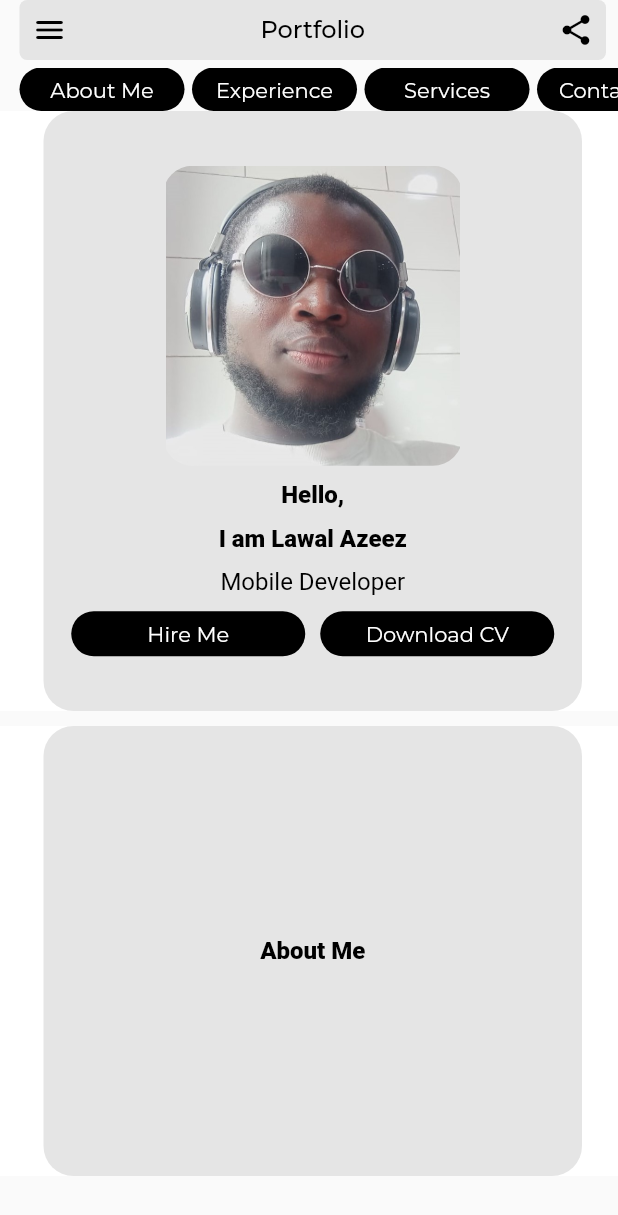
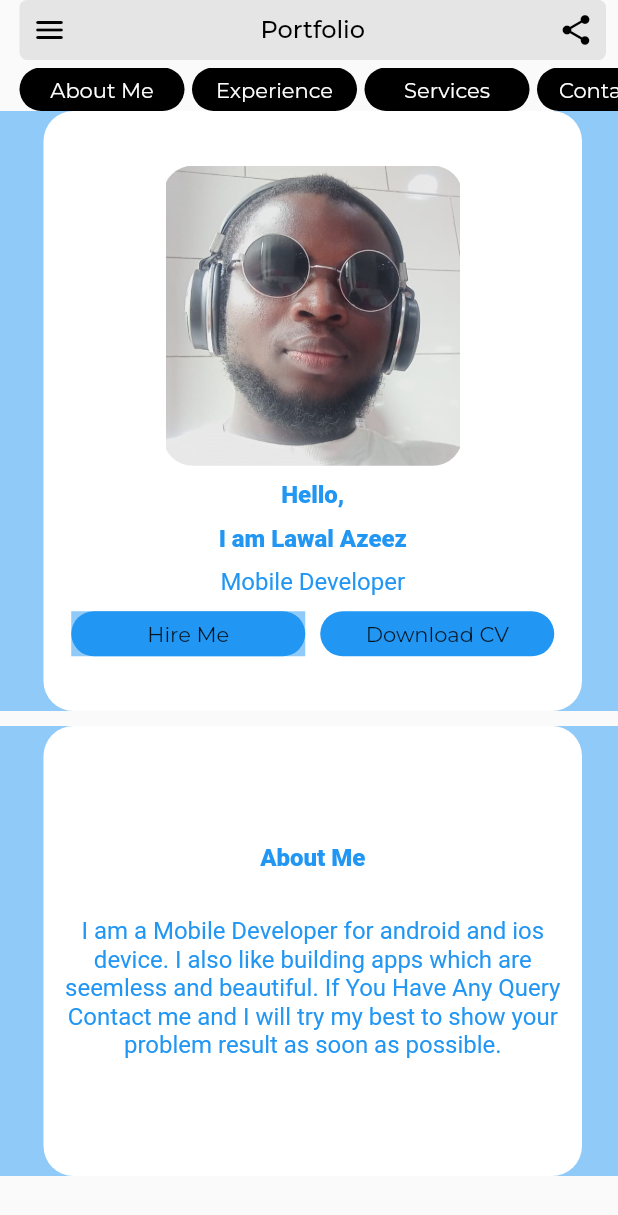
Before and after one commit to azeezco/resume_app, a Flutter app: the screen it shows after launch, on a phone screen of 412 x 824 dp. Shown: the top 1215 px of the screen. Run offline on Flutter 3.47's test engine with Material 2 defaults, Android fonts, the phone set to English and light mode, and no system bars; our stand-ins replace gap, google_fonts; statements that could not run were skipped.

Commit message:
Landing page completed

```diff
--- a/lib/screens/landing_page.dart
+++ b/lib/screens/landing_page.dart
@@ -1,29 +1,38 @@
-import 'package:flutter/src/widgets/container.dart';
-import 'package:flutter/src/widgets/framework.dart';
 import 'package:flutter/material.dart';
 import 'package:gap/gap.dart';
-import 'package:google_fonts/google_fonts.dart';
 import 'package:resume_app/utils/app_styles.dart';
+import 'package:url_launcher/url_launcher.dart';
 
 class LandingPage extends StatelessWidget {
   const LandingPage({super.key});
 
   @override
   Widget build(BuildContext context) {
+    // final themeChange = Provider.of<DarkThemeProvider>(context);
+    String url =
+        'https://drive.google.com/file/d/1UUV8k9Pju3x6ppBspHAhTH1T8UFfR1st/view?usp=share_link';
+    _launchURL() async {
+      if (await canLaunchUrl(Uri.parse(url))) {
+        await launchUrl(Uri.parse(url), mode: LaunchMode.platformDefault);
+      } else {
+        throw 'Could not launch $url';
+      }
+    }
+
     return Column(
       children: [
         Container(
-          color: Colors.white,
+          color: Theme.of(context).backgroundColor,
           child: Center(
             child: Container(
-              color: Colors.white,
+              color: Theme.of(context).backgroundColor,
               margin: const EdgeInsets.only(left: 13, right: 8),
               child: Container(
                 height: 400,
                 width: 359,
                 decoration: BoxDecoration(
                   borderRadius: BorderRadius.circular(20),
-                  color: Styles.bgColor,
+                  color: Theme.of(context).cardColor,
                 ),
                 child: Column(
                   mainAxisAlignment: MainAxisAlignment.center,
@@ -42,22 +51,25 @@ class LandingPage extends StatelessWidget {
                     ),
                     const Gap(10),
                     DefaultTextStyle(
-                      style: Styles.semiBoldTextStyle,
+                      style: Styles.semiBoldTextStyle
+                          .copyWith(color: Theme.of(context).primaryColor),
                       child: const Text(
                         'Hello,',
                       ),
                     ),
                     const Gap(10),
                     DefaultTextStyle(
-                      style: Styles.semiBoldTextStyle,
+                      style: Styles.semiBoldTextStyle
+                          .copyWith(color: Theme.of(context).primaryColor),
                       child: const Text(
                         'I am Lawal Azeez',
                       ),
                     ),
                     const Gap(10),
                     DefaultTextStyle(
-                      style: Styles.semiBoldTextStyle
-                          .copyWith(fontWeight: FontWeight.w400),
+                      style: Styles.semiBoldTextStyle.copyWith(
+                          fontWeight: FontWeight.w400,
+                          color: Theme.of(context).primaryColor),
                       child: const Text(
                         'Mobile Developer',
                       ),
@@ -67,19 +79,20 @@ class LandingPage extends StatelessWidget {
                       mainAxisAlignment: MainAxisAlignment.center,
                       children: [
                         Material(
-                          color: Styles.bgColor,
+                          color: Theme.of(context).backgroundColor,
                           child: Container(
                             height: 30,
                             width: 156,
                             decoration: BoxDecoration(
                                 borderRadius: BorderRadius.circular(20),
-                                color: Colors.black),
-                            child: const InkWell(
+                                color: Theme.of(context).primaryColor),
+                            child: InkWell(
                               child: Align(
                                 alignment: Alignment.center,
                                 child: Text(
                                   'Hire Me',
-                                  style: TextStyle(color: Colors.white),
+                                  style: Styles.BoWCardTextStyle.copyWith(
+                                      color: Theme.of(context).backgroundColor),
                                 ),
                               ),
                             ),
@@ -87,19 +100,21 @@ class LandingPage extends StatelessWidget {
                         ),
                         const Gap(10),
                         Material(
-                          color: Styles.bgColor,
+                          color: Theme.of(context).cardColor,
                           child: Container(
                             height: 30,
                             width: 156,
                             decoration: BoxDecoration(
                                 borderRadius: BorderRadius.circular(20),
-                                color: Colors.black),
-                            child: const InkWell(
+                                color: Theme.of(context).primaryColor),
+                            child: InkWell(
+                              onTap: _launchURL,
                               child: Align(
                                 alignment: Alignment.center,
                                 child: Text(
                                   'Download CV',
-                                  style: TextStyle(color: Colors.white),
+                                  style: Styles.BoWCardTextStyle.copyWith(
+                                      color: Theme.of(context).backgroundColor),
                                 ),
                               ),
                             ),
@@ -115,25 +130,39 @@ class LandingPage extends StatelessWidget {
         ),
         const Gap(10),
         Container(
-          color: Colors.white,
+          color: Theme.of(context).backgroundColor,
           child: Center(
             child: Container(
-              color: Colors.white,
+              color: Theme.of(context).backgroundColor,
               margin: const EdgeInsets.only(left: 13, right: 8),
               child: Container(
                 height: 300,
                 width: 359,
                 decoration: BoxDecoration(
                   borderRadius: BorderRadius.circular(20),
-                  color: Styles.bgColor,
+                  color: Theme.of(context).cardColor,
                 ),
                 child: Column(
                   mainAxisAlignment: MainAxisAlignment.center,
                   children: [
                     DefaultTextStyle(
-                      style: Styles.semiBoldTextStyle,
+                      style: Styles.semiBoldTextStyle
+                          .copyWith(color: Theme.of(context).primaryColor),
                       child: const Text(
                         'About Me',
+                      ),
+                    ),
+                    const Gap(30),
+                    DefaultTextStyle(
+                      style: Styles.semiBoldTextStyle.copyWith(
+                          fontWeight: FontWeight.w400,
+                          color: Theme.of(context).primaryColor),
+                      child: const Text(
+                        'I am a Mobile Developer for android and ios device. '
+                        'I also like building apps which are seemless and beautiful.'
+                        ' If You Have Any Query Contact me and I will try my '
+                        'best to show your problem result as soon as possible.',
+                        textAlign: TextAlign.center,
                       ),
                     ),
                   ],
```
